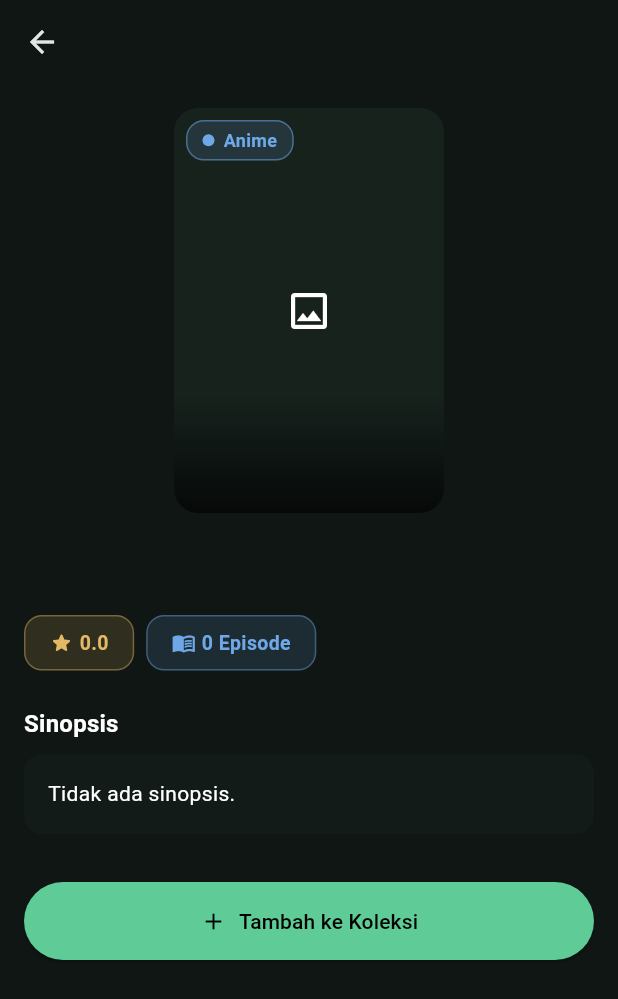
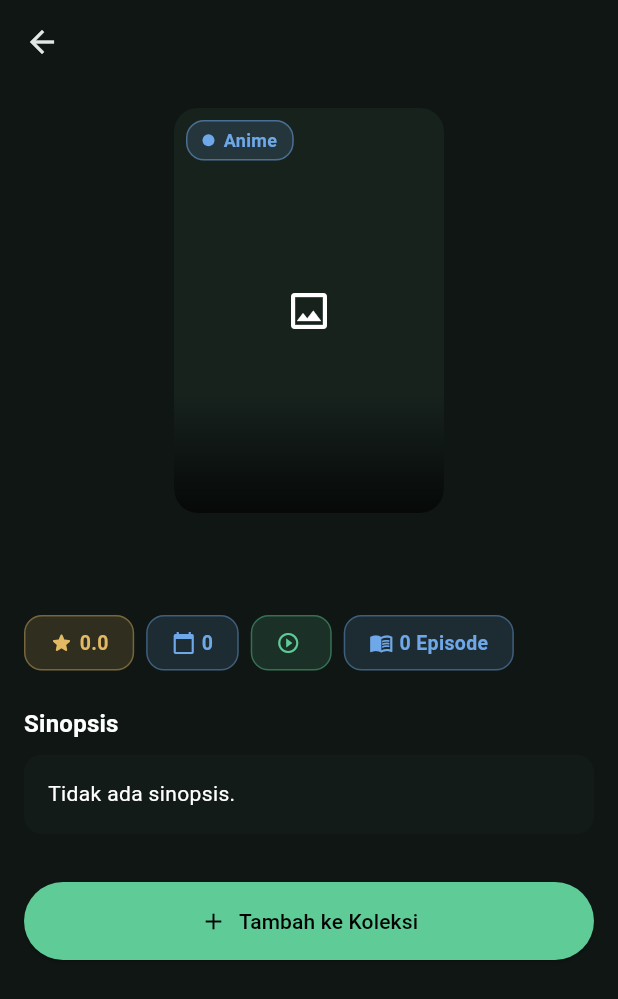
Before and after one commit to shiroKaraa/UTS_2415051068_I_Kadek_Dwi_Bajaskara, a Flutter app: the CatalogDetailPage screen opened directly with empty values, on a phone screen of 412 x 824 dp. Shown: the top 999 px of the screen. Run offline on Flutter 3.47's test engine with Material 3 defaults, Android fonts, the phone set to English and light mode, and no system bars; our stand-ins replace flutter_dotenv, shared_preferences, supabase_flutter; missing offline and left inert: persistent_device_id; accounts and stored records are empty; network calls fail.

Commit message:
Menambahkan fitur filter Genre & Tahun di Katalog serta melengkapi info di Detail Katalog

```diff
--- a/lib/models/catalog_item.dart
+++ b/lib/models/catalog_item.dart
@@ -10,6 +10,11 @@ class ItemKatalog {
   final int? total;
   final JenisMedia jenis;
 
+  // Field Baru
+  final List<String> genres;
+  final int? tahunRilis;
+  final String? statusTayang;
+
   ItemKatalog({
     required this.malId,
     required this.judul,
@@ -19,6 +24,9 @@ class ItemKatalog {
     this.skor,
     this.total,
     required this.jenis,
+    this.genres = const [],
+    this.tahunRilis,
+    this.statusTayang,
   });
 
   String get displayTitle {
@@ -46,6 +54,9 @@ class ItemKatalog {
       skor = (json['averageScore'] as num).toDouble() / 10.0;
     }
 
+    // Parsing field baru
+    final genresList = (json['genres'] as List<dynamic>?)?.cast<String>() ?? [];
+
     return ItemKatalog(
       malId: malId,
       judul: titleObj?['romaji'] as String? ?? 'Tanpa Judul',
@@ -55,6 +66,9 @@ class ItemKatalog {
       skor: skor,
       total: totalData,
       jenis: jenis,
+      genres: genresList,
+      tahunRilis: json['seasonYear'] as int?,
+      statusTayang: json['status'] as String?,
     );
   }
 }
--- a/lib/screens/catalog_detail_page.dart
+++ b/lib/screens/catalog_detail_page.dart
@@ -125,17 +125,37 @@ class CatalogDetailPage extends StatelessWidget {
                     label: item.skor!.toStringAsFixed(1),
                     color: AppColors.goldPrimary,
                   ),
+                if (item.tahunRilis != null)
+                  _infoChip(
+                    context,
+                    icon: Icons.calendar_today,
+                    label: item.tahunRilis.toString(),
+                    color: AppColors.infoBlue,
+                  ),
+                if (item.statusTayang != null)
+                  _infoChip(
+                    context,
+                    icon: Icons.play_circle_outline,
+                    label: item.statusTayang!,
+                    color: AppColors.primaryGreen,
+                  ),
                 if (item.total != null)
                   _infoChip(
                     context,
                     icon: Icons.menu_book_outlined,
-                    label:
-                        '${item.total} ${item.jenis.satuanProgres}',
-                    color: AppColors.infoBlue,
+                    label: '${item.total} ${item.jenis.satuanProgres}',
+                    color: AppColors.typeAnime,
                   ),
               ],
             ),
-
+            if (item.genres.isNotEmpty) ...[
+              const SizedBox(height: AppSizes.spacingM),
+              Wrap(
+                spacing: AppSizes.spacingS,
+                runSpacing: AppSizes.spacingS,
+                children: item.genres.map((g) => Chip(label: Text(g))).toList(),
+              ),
+            ],
             const SizedBox(height: AppSizes.spacingL),
             Text(
               'Sinopsis',
```
Also changed, not shown: lib/providers/catalog_provider.dart (+29 -4 lines), lib/screens/catalog_page.dart (+108 -5 lines), lib/services/anilist_service.dart (+12 -4 lines).
